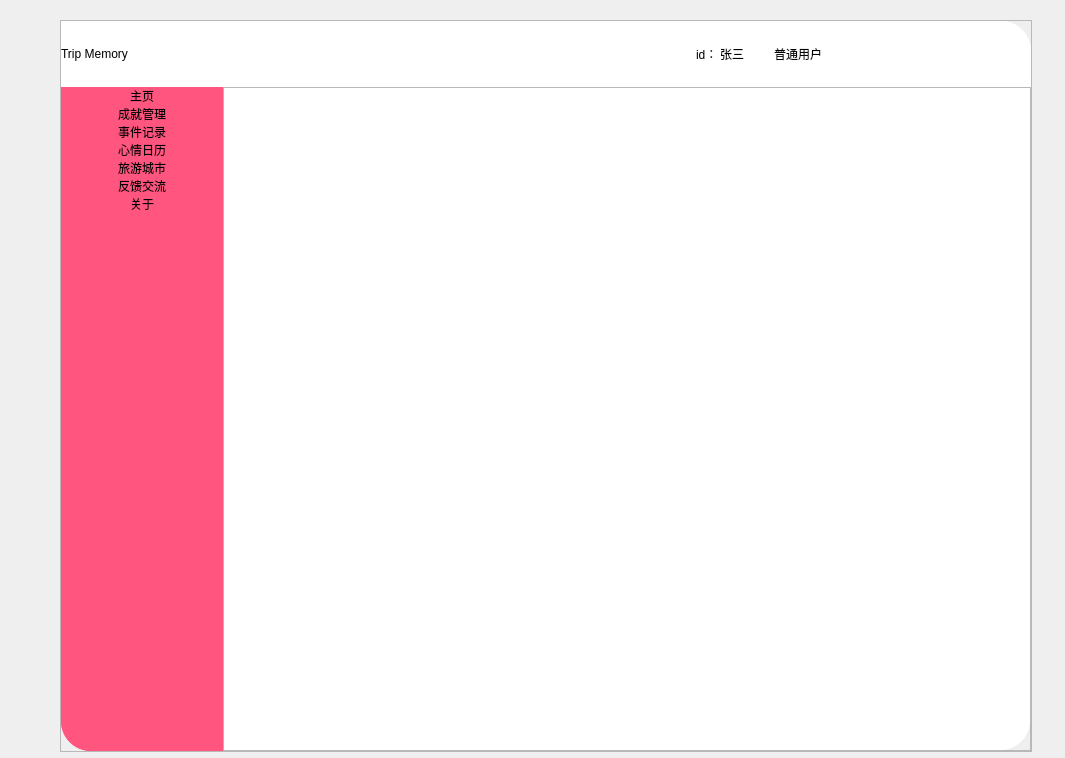
The window that Trip_Memory/ui/main_window.ui (musuwer/Program_Final_Assignment) describes before a commit, drawn with Qt 5.
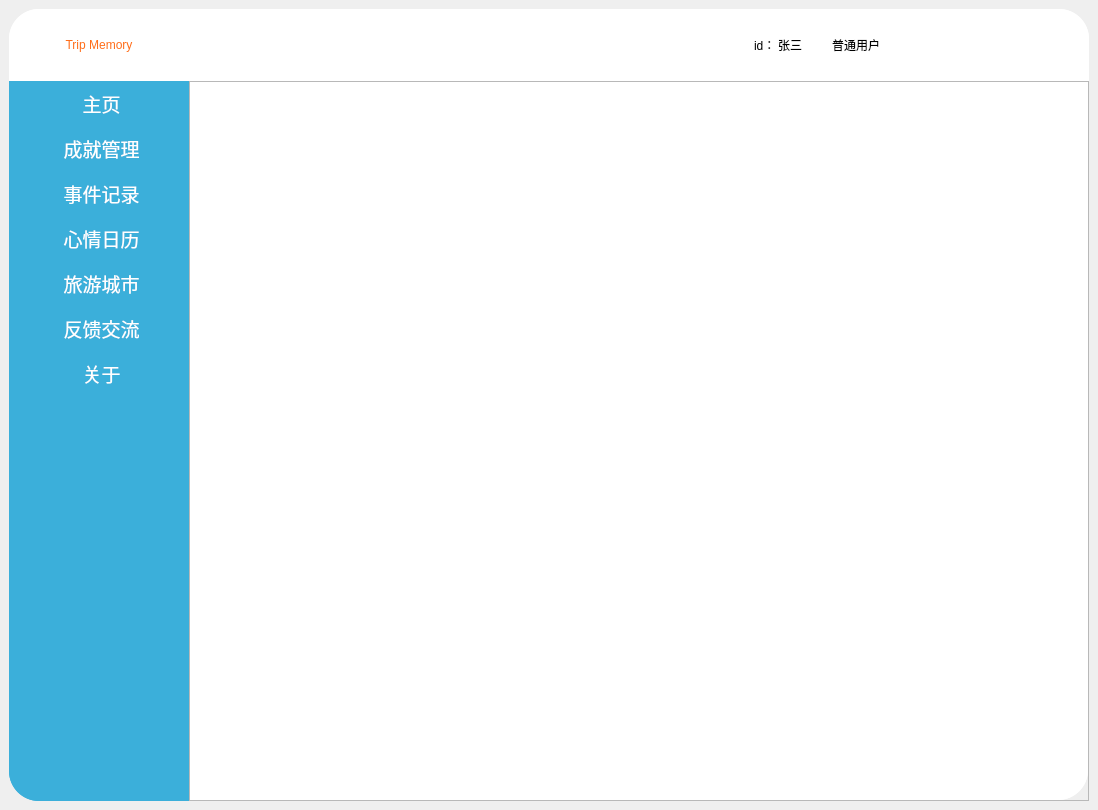
The same window after the commit. Icons and pictures are not drawn.

```diff
--- a/Trip_Memory/ui/main_window.ui
+++ b/Trip_Memory/ui/main_window.ui
@@ -6,22 +6,22 @@
    <rect>
     <x>0</x>
     <y>0</y>
-    <width>1065</width>
-    <height>758</height>
+    <width>1098</width>
+    <height>810</height>
    </rect>
   </property>
   <property name="windowTitle">
    <string>MainWindow</string>
   </property>
   <widget class="QWidget" name="centralwidget">
+   <layout class="QVBoxLayout" name="verticalLayout_4">
+    <item>
    <widget class="QFrame" name="frame">
-    <property name="geometry">
-     <rect>
-      <x>60</x>
-      <y>20</y>
-      <width>972</width>
-      <height>732</height>
-     </rect>
+      <property name="styleSheet">
+       <string notr="true">#frame{
+	border-top-left-radius:30px;
+}
+</string>
     </property>
     <property name="frameShape">
      <enum>QFrame::StyledPanel</enum>
@@ -63,6 +63,7 @@
         <string notr="true">background-color: rgb(255, 255, 255);
 
 border-top-right-radius:30px;
+border-top-left-radius:30px;
 </string>
        </property>
        <property name="frameShape">
@@ -95,6 +96,9 @@
             <verstretch>0</verstretch>
            </sizepolicy>
           </property>
+            <property name="styleSheet">
+             <string notr="true">border-top-right-radius:30px;</string>
+            </property>
           <property name="frameShape">
            <enum>QFrame::StyledPanel</enum>
           </property>
@@ -117,16 +121,18 @@
            <property name="bottomMargin">
             <number>0</number>
            </property>
-           <item alignment="Qt::AlignLeft">
+             <item>
             <widget class="QPushButton" name="iconButton">
              <property name="minimumSize">
               <size>
                <width>0</width>
-               <height>58</height>
+                 <height>50</height>
               </size>
              </property>
              <property name="styleSheet">
-              <string notr="true">font: 12pt &quot;幼圆&quot;;
+                <string notr="true">
+font: 12pt &quot;Algerian&quot;;
+color: rgb(255, 109, 25);
 border:none;
 
 
@@ -191,7 +197,7 @@
                </property>
                <item>
                 <layout class="QHBoxLayout" name="horizontalLayout_4">
-                 <item alignment="Qt::AlignRight">
+                   <item>
                   <widget class="QLabel" name="label">
                    <property name="minimumSize">
                     <size>
@@ -455,8 +461,13 @@
            </sizepolicy>
           </property>
           <property name="styleSheet">
-           <string notr="true">border-bottom-left-radius:30px;
-background-color:rgb(255, 85, 127)
+             <string notr="true">
+border-bottom-left-radius:30px;
+background-color: rgb(255, 255, 255);
+ background: #3bafda;
+border: none;
+
+
 </string>
           </property>
           <property name="frameShape">
@@ -465,7 +476,7 @@
           <property name="frameShadow">
            <enum>QFrame::Raised</enum>
           </property>
-          <layout class="QVBoxLayout" name="verticalLayout_2">
+            <layout class="QHBoxLayout" name="horizontalLayout_10">
            <property name="spacing">
             <number>0</number>
            </property>
@@ -489,6 +500,38 @@
                <height>16777215</height>
               </size>
              </property>
+               <property name="styleSheet">
+                <string notr="true">QListWidget {
+    font: 14pt;
+    color: #FFFFFF;            /* 全部字体设为白色 */
+    border: 1px solid #ccd1d9;
+    outline: none;
+	border: none;
+    padding: 0;
+    background: #3bafda;       /* 列表背景色建议设置为深色，配合白字 */
+}
+QListWidget::item {
+    height: 45px;
+    padding-left: 5px;
+    font-size: 20px;
+    color: #FFFFFF;            /* 每一项字体颜色也设为白色 */
+    background: #3bafda;       /* 背景同主色，可选 */
+    border: none;              /* 去除下划线和边框 */
+}
+QListWidget::item:hover {
+    background-color: #2494be; /* 悬停变色，可自定义 */
+	border-radius: 8px;
+    color: #FFFFFF;
+}
+QListWidget::item:selected {
+    background-color: #1e7ea6; /* 选中项颜色，可自定义 */
+    color: #FFFFFF;
+}
+</string>
+               </property>
+               <property name="lineWidth">
+                <number>0</number>
+               </property>
              <item>
               <property name="text">
                <string>主页</string>
@@ -607,6 +650,8 @@
      </item>
     </layout>
    </widget>
+    </item>
+   </layout>
   </widget>
  </widget>
  <resources>
```
Lines whose indentation alone changed are shown as unchanged.
